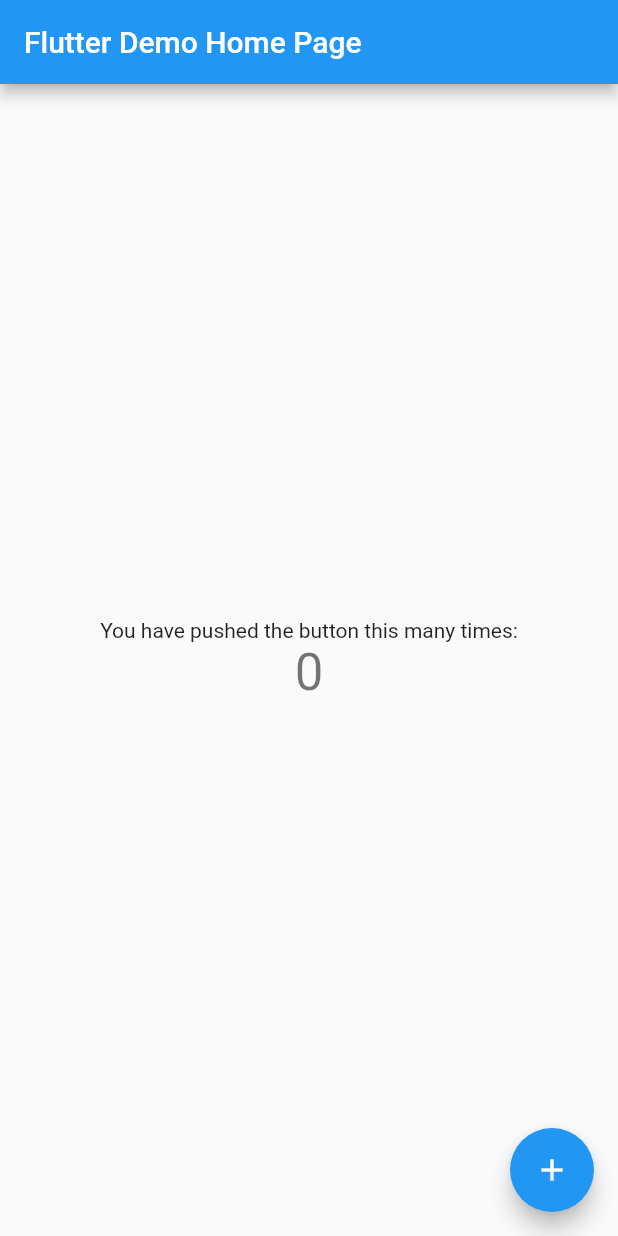
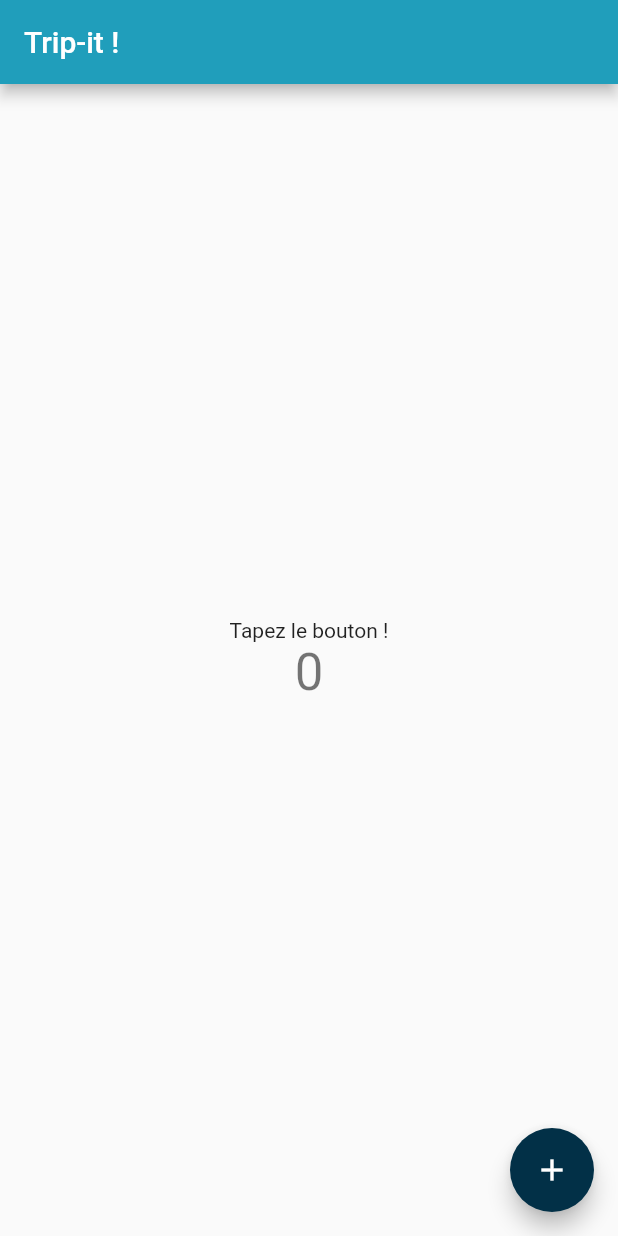
Before and after one commit to Trip-It/trip-it, a Flutter app: the screen it shows after launch, on a phone screen of 412 x 824 dp. Run offline on Flutter 3.47's test engine with Material 2 defaults, Android fonts, the phone set to English and light mode, and no system bars.

Commit message:
Theme pp=our l'application

```diff
--- a/lib/main.dart
+++ b/lib/main.dart
@@ -6,21 +6,29 @@ class MyApp extends StatelessWidget {
   // This widget is the root of your application.
   @override
   Widget build(BuildContext context) {
-    return MaterialApp(
-      title: 'Flutter Demo',
-      theme: ThemeData(
-        // This is the theme of your application.
-        //
-        // Try running your application with "flutter run". You'll see the
-        // application has a blue toolbar. Then, without quitting the app, try
-        // changing the primarySwatch below to Colors.green and then invoke
-        // "hot reload" (press "r" in the console where you ran "flutter run",
-        // or simply save your changes to "hot reload" in a Flutter IDE).
-        // Notice that the counter didn't reset back to zero; the application
-        // is not restarted.
-        primarySwatch: Colors.blue,
-      ),
-      home: MyHomePage(title: 'Flutter Demo Home Page'),
+
+      return MaterialApp(
+        title: 'Trip-it',
+  theme: ThemeData(
+    // Define the default brightness and colors.
+    brightness: Brightness.light,
+    primaryColor: Color.fromRGBO(32, 158, 187, 1.0),
+    accentColor: Color.fromRGBO(2, 48, 71, 1.0),
+
+    // Define the default font family.
+    fontFamily: 'Roboto',
+
+    // Define the default TextTheme. Use this to specify the default
+    // text styling for headlines, titles, bodies of text, and more.
+    textTheme: TextTheme(
+      headline: TextStyle(fontSize: 72.0, fontWeight: FontWeight.bold),
+      title: TextStyle(fontSize: 36.0, fontStyle: FontStyle.italic),
+      body1: TextStyle(fontSize: 14.0, fontFamily: 'Roboto'),
+
+    ),
+  ),
+
+   home: MyHomePage(title: 'Trip-it !'),
     );
   }
 }
@@ -92,7 +100,7 @@ class _MyHomePageState extends State<MyHomePage> {
           mainAxisAlignment: MainAxisAlignment.center,
           children: <Widget>[
             Text(
-              'You have pushed the button this many times:',
+              'Tapez le bouton !',
             ),
             Text(
               '$_counter',
```
